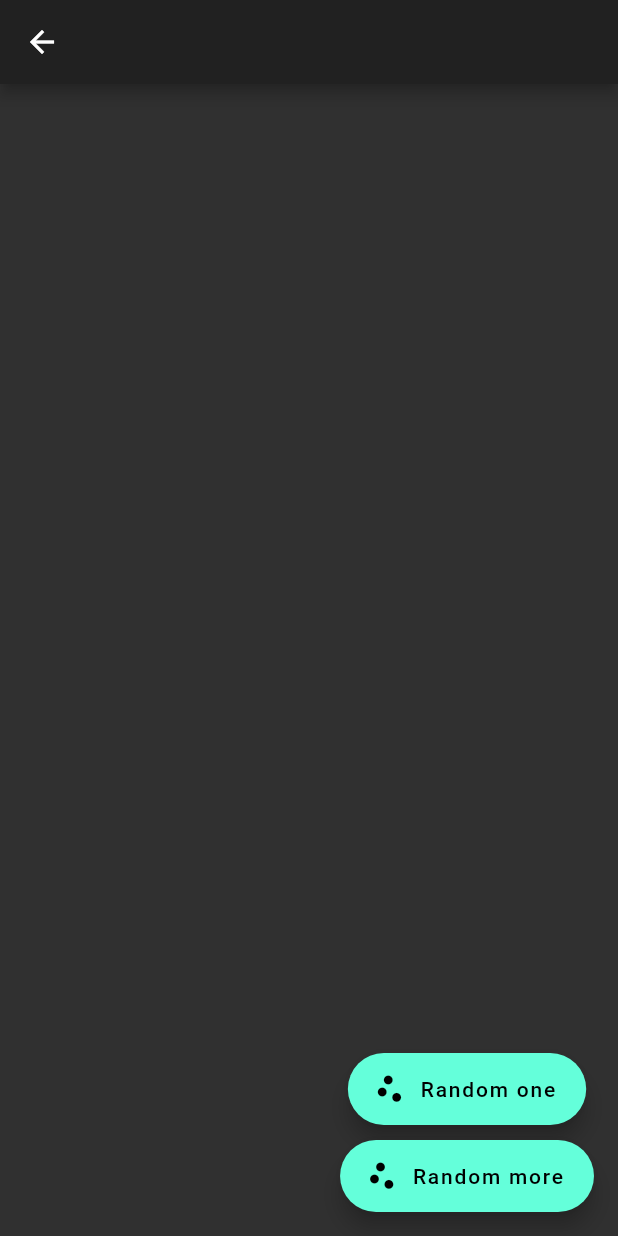
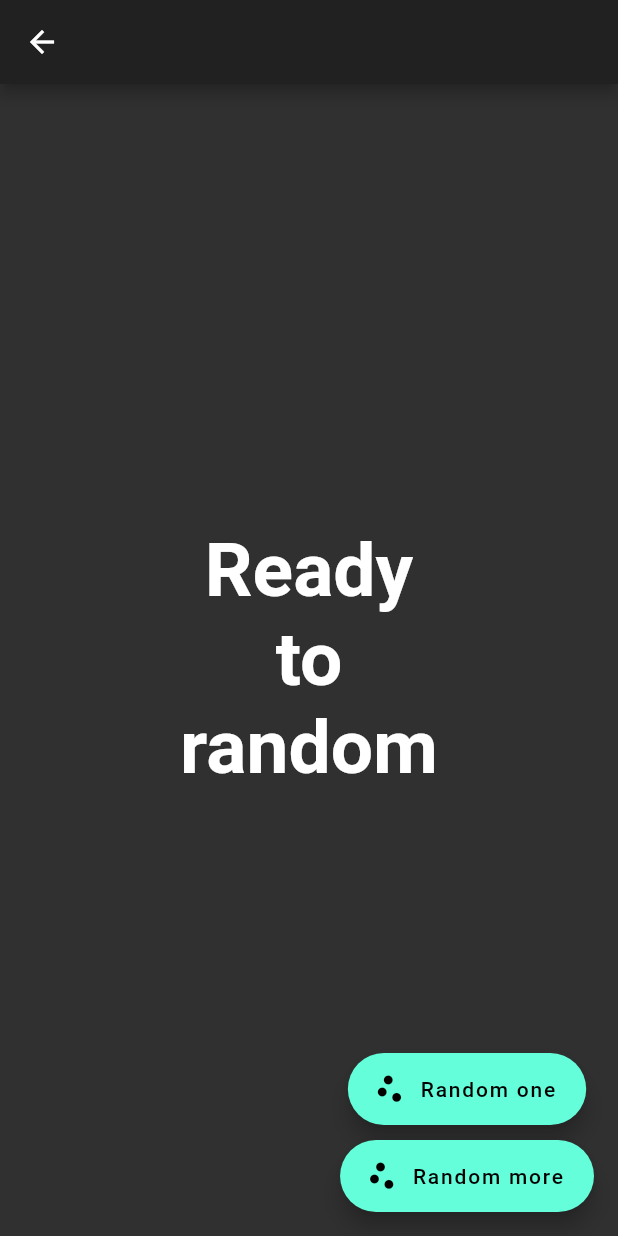
Before and after one commit to iflsa/index-generator, a Flutter app: the GenerateScreen screen opened directly with empty values, on a phone screen of 412 x 824 dp. Run offline on Flutter 3.47's test engine with Material 2 defaults, Android fonts, the phone set to English and light mode, and no system bars; our stand-ins replace hive, hive_flutter; accounts and stored records are empty; Roboto replaces fonts that are missing (Amatic SC); statements that could not run were skipped.

Commit message:
Add text before randoming

```diff
--- a/lib/screens/GenerateScreen.dart
+++ b/lib/screens/GenerateScreen.dart
@@ -18,6 +18,7 @@ class _GenerateScreenState extends State<GenerateScreen> {
   List<String> _outputs = [];
   List<String> _outputsToShow = [];
   int _numOfRands = 0;
+  bool _afterRandom = false;
 
   var sBox;
 
@@ -58,6 +59,11 @@ class _GenerateScreenState extends State<GenerateScreen> {
   }
 
   void rand(int numsNum) {
+    if (!_afterRandom) {
+      setState(() {
+        _afterRandom = true;
+      });
+    }
     List<String> tmpList = [];
     for (int i = 0; i < numsNum; i++) tmpList.add(randOne());
     setState(() {
@@ -123,7 +129,8 @@ class _GenerateScreenState extends State<GenerateScreen> {
   Widget build(BuildContext context) {
     return Scaffold(
       appBar: AppBar(title: Text("${widget.series.name}"), centerTitle: true),
-      body: Container(
+      body: _afterRandom
+          ? Container(
               child: Padding(
                 padding: const EdgeInsets.fromLTRB(10.0, 50.0, 10.0, 125.0),
                 child: SingleChildScrollView(
@@ -149,7 +156,20 @@ class _GenerateScreenState extends State<GenerateScreen> {
                     ],
                   ),
                 ),
-      )),
+              ),
+            )
+          : Center(
+              child: AutoSizeText(
+                'Ready\nto\nrandom',
+                style: TextStyle(
+                  fontSize: 50.0,
+                  fontFamily: 'Amatic SC',
+                  fontWeight: FontWeight.w700,
+                ),
+                maxLines: 4,
+                textAlign: TextAlign.center,
+              ),
+            ),
       floatingActionButton: Column(
         mainAxisAlignment: MainAxisAlignment.end,
         children: <Widget>[
```
Lines whose indentation alone changed are shown as unchanged.
